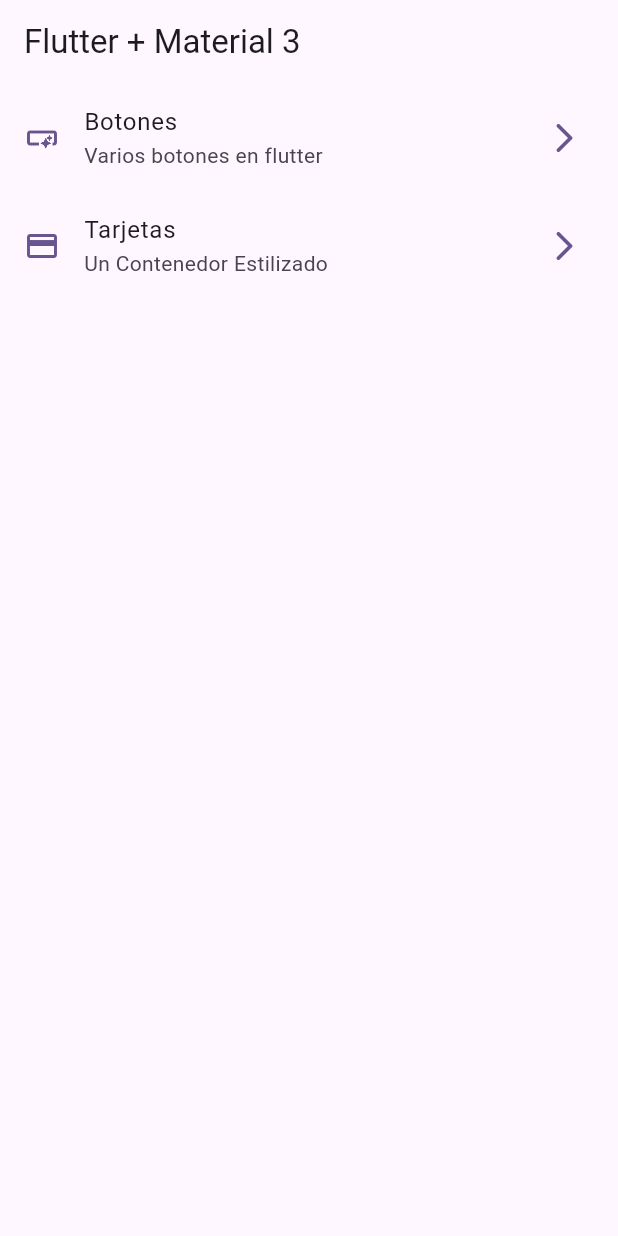
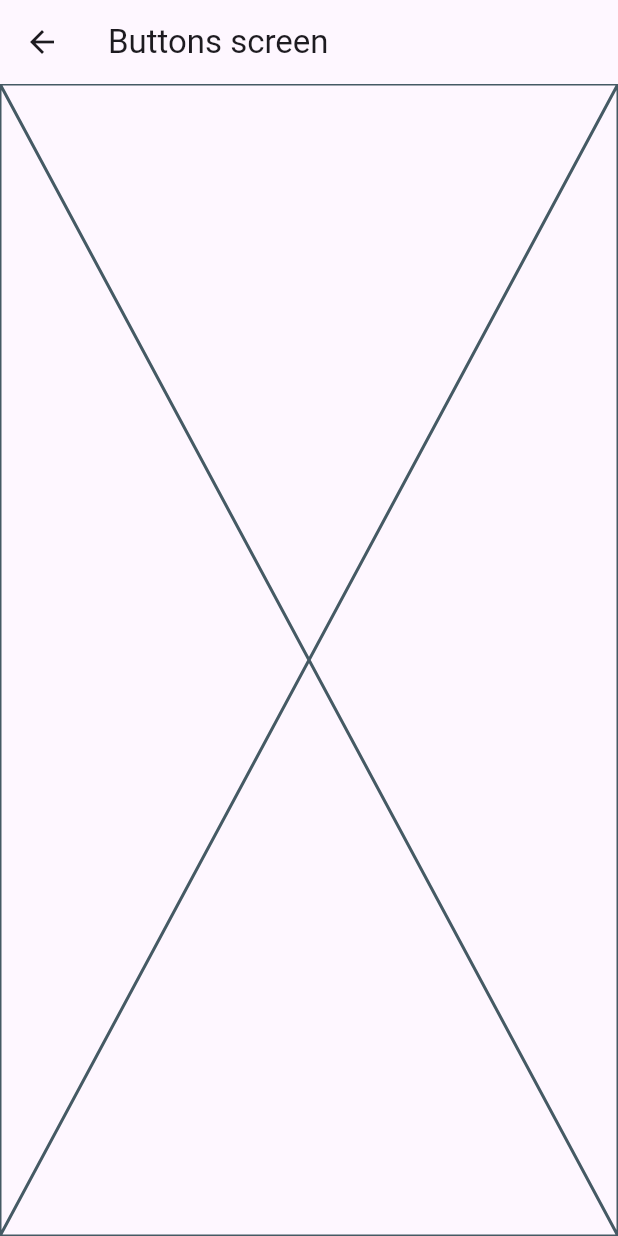
Before and after one commit to elzyra-dev03/widgets_app, a Flutter app: the screen it shows after launch, after a tap on "Botones", on a phone screen of 412 x 824 dp. Run offline on Flutter 3.47's test engine with Material 2 defaults, Android fonts, the phone set to English and light mode, and no system bars; our stand-ins replace go_router.

Commit message:
implementar go_router

```diff
--- /dev/null
+++ b/lib/config/router/app_router.dart
@@ -0,0 +1,22 @@
+import 'package:go_router/go_router.dart';
+
+import '../../presentation/screens/screens.dart';
+
+// GoRouter configuration
+final router = GoRouter(
+  initialLocation: '/',
+  routes: [
+    GoRoute(
+      path: '/',
+      builder: (context, state) => const HomeScreen(),
+    ),
+    GoRoute(
+      path: '/cards',
+      builder: (context, state) => const CardsScreen(),
+    ),
+    GoRoute(
+      path: '/buttons',
+      builder: (context, state) => const ButtonsScreen(),
+    ),
+  ],
+);
--- a/lib/main.dart
+++ b/lib/main.dart
@@ -1,6 +1,6 @@
 import 'package:flutter/material.dart';
+import 'package:widgets_app/config/router/app_router.dart';
 import 'package:widgets_app/config/theme/app_theme.dart';
-import 'package:widgets_app/presentation/screens/home/home_screen.dart';
 
 void main() {
   runApp(const MainApp());
@@ -11,9 +11,10 @@ class MainApp extends StatelessWidget {
 
   @override
   Widget build(BuildContext context) {
-    return MaterialApp(
-        debugShowCheckedModeBanner: false,
-        theme: AppTheme(selectedColor: 5).getTheme(),
-        home: const HomeScreen());
+    return MaterialApp.router(
+      debugShowCheckedModeBanner: false,
+      theme: AppTheme(selectedColor: 5).getTheme(),
+      routerConfig: router,
+    );
   }
 }
--- /dev/null
+++ b/lib/presentation/screens/buttons/buttons_screen.dart
@@ -0,0 +1,14 @@
+import 'package:flutter/material.dart';
+
+class ButtonsScreen extends StatelessWidget {
+  const ButtonsScreen({super.key});
+
+  @override
+  Widget build(BuildContext context) {
+    return Scaffold(
+        appBar: AppBar(
+          title: const Text("Buttons screen"),
+        ),
+        body: const Placeholder());
+  }
+}
--- /dev/null
+++ b/lib/presentation/screens/cards/cards_screen.dart
@@ -0,0 +1,14 @@
+import 'package:flutter/material.dart';
+
+class CardsScreen extends StatelessWidget {
+  const CardsScreen({super.key});
+
+  @override
+  Widget build(BuildContext context) {
+    return Scaffold(
+        appBar: AppBar(
+          title: const Text("Cards screen"),
+        ),
+        body: const Placeholder());
+  }
+}
--- a/lib/presentation/screens/home/home_screen.dart
+++ b/lib/presentation/screens/home/home_screen.dart
@@ -1,5 +1,5 @@
 import 'package:flutter/material.dart';
-import 'package:widgets_app/config/menu/menu_item.dart' show appMenuItems;
+import 'package:go_router/go_router.dart';
 import 'package:widgets_app/config/menu/menu_item.dart';
 
 class HomeScreen extends StatelessWidget {
@@ -48,7 +48,9 @@ class _CustomListTile extends StatelessWidget {
         color: colors.primary,
       ),
       trailing: Icon(Icons.arrow_forward_ios_rounded, color: colors.primary),
-      onTap: () {},
+      onTap: () {
+        context.push(item.link);
+      },
     );
   }
 }
--- /dev/null
+++ b/lib/presentation/screens/screens.dart
@@ -0,0 +1,3 @@
+export 'package:widgets_app/presentation/screens/buttons/buttons_screen.dart';
+export 'package:widgets_app/presentation/screens/cards/cards_screen.dart';
+export 'package:widgets_app/presentation/screens/home/home_screen.dart';
--- a/pubspec.yaml
+++ b/pubspec.yaml
@@ -9,6 +9,7 @@ environment:
 dependencies:
   flutter:
     sdk: flutter
+  go_router: ^12.1.0
 
 dev_dependencies:
   flutter_test:
```
Also changed, not shown: pubspec.lock.
